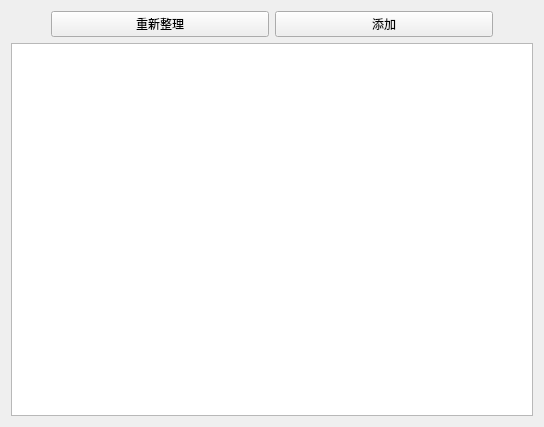
This is public_order_list.ui in kulianpa7/- as Qt 5 draws it before an edit. The edited form follows.
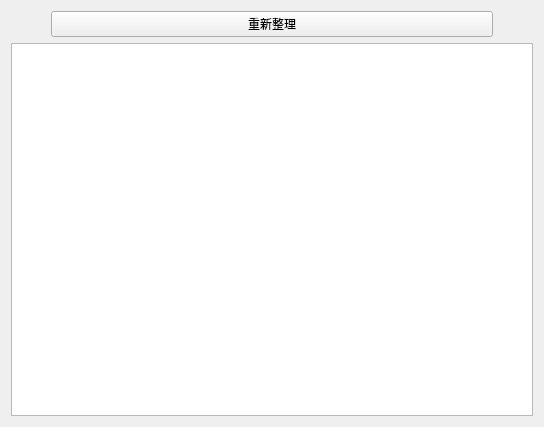
This is the edited form.

```diff
--- a/public_order_list.ui
+++ b/public_order_list.ui
@@ -65,13 +65,6 @@
              </property>
             </widget>
            </item>
-           <item>
-            <widget class="QPushButton" name="add_button">
-             <property name="text">
-              <string>添加</string>
-             </property>
-            </widget>
-           </item>
            <item>
             <spacer name="horizontalSpacer_2">
              <property name="orientation">
```
Left out of the diff: 2 changed lines with no effect on the pictures.
